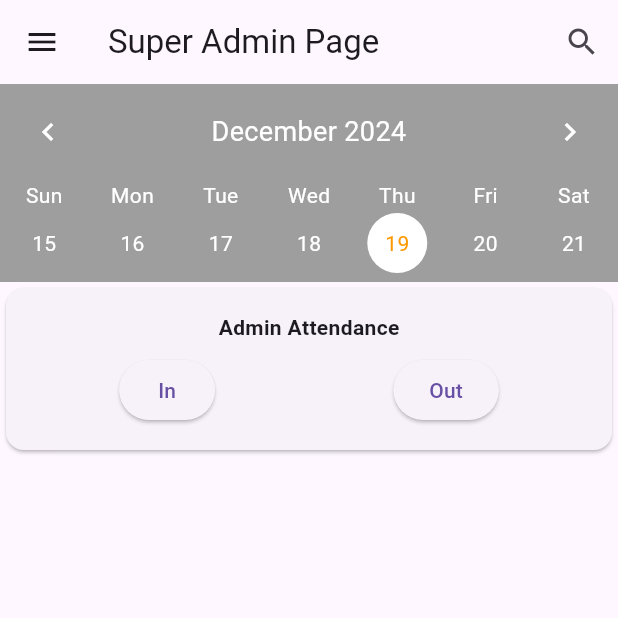
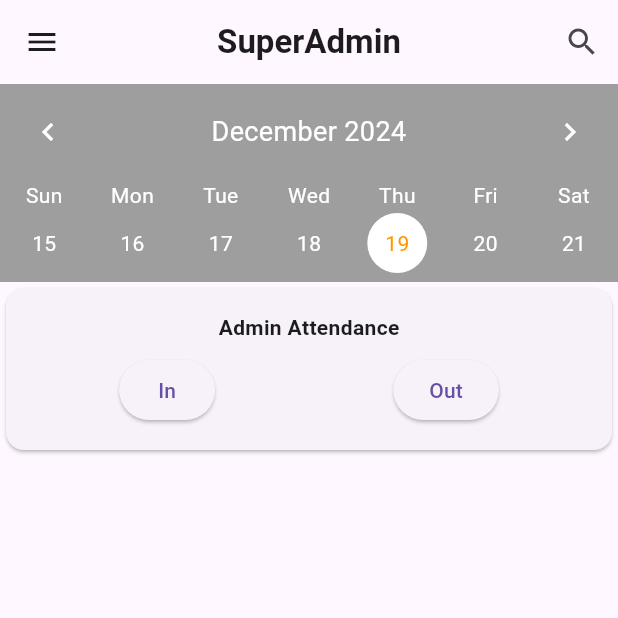
Before and after one commit to toalhussein/attend_sys, a Flutter app: the SuperAdminPage screen opened directly, in the side drawer, after a tap on the "search" icon, on a phone screen of 412 x 824 dp, the top half of it. Run offline on Flutter 3.47's test engine with Material 3 defaults, Android fonts, the phone set to English and light mode, and no system bars; drawn by our look-alikes of table_calendar; our stand-ins replace awesome_snackbar_content, cloud_firestore, date_format, firebase_core, flutter_bloc, fluttertoast and 3 more; accounts and stored records are empty.

Commit message:
super Admin Done

```diff
--- a/lib/core/widgets/custom_logout_icon.dart
+++ b/lib/core/widgets/custom_logout_icon.dart
@@ -1,21 +1,21 @@
+import 'package:attend_sys/features/super_admin_feature/views/widgets/custom_navigation_tile.dart';
+import 'package:attend_sys/main.dart';
 import 'package:flutter/material.dart';
-import 'package:shared_preferences/shared_preferences.dart';
-
 import '../../features/login_feature/presentation/views/login_view.dart';
 
-class CustomLogoutIcon extends StatelessWidget {
-  const CustomLogoutIcon({
+class CustomLogoutButton extends StatelessWidget {
+  const CustomLogoutButton({
     super.key,
   });
 
   @override
   Widget build(BuildContext context) {
-    return IconButton(
-      icon: const Icon(Icons.login),
-      onPressed: () async {
-        SharedPreferences pref = await SharedPreferences.getInstance();
-        pref.remove('id');
-        pref.remove('role');
+    return CustomNavigationTile(
+      title: 'Logout',
+      icon: Icons.logout,
+      onTap: () {
+        LocalStorage.userData.remove('id');
+        LocalStorage.userData.remove('role');
         Navigator.pushReplacement(
           context,
           MaterialPageRoute(builder: (context) => const LoginPage()),
--- a/lib/features/admin_feature/presentation/views/admin_view.dart
+++ b/lib/features/admin_feature/presentation/views/admin_view.dart
@@ -24,7 +24,7 @@ class _AdminPageState extends State<AdminPage> {
         title: 'Admin Page',
         actions: [
           SearchButton(),
-          CustomLogoutIcon(),
+          CustomLogoutButton(),
         ],
       ),
       body: Column(
--- a/lib/features/admin_feature/presentation/views/widgets/users_list.dart
+++ b/lib/features/admin_feature/presentation/views/widgets/users_list.dart
@@ -14,9 +14,9 @@ class UsersList extends StatelessWidget {
 
   @override
   Widget build(BuildContext context) {
-    final FirebaseFirestore _firestore = FirebaseFirestore.instance;
+    final FirebaseFirestore firestore = FirebaseFirestore.instance;
     return StreamBuilder(
-      stream: _firestore.collection('users').snapshots(),
+      stream: firestore.collection('users').snapshots(),
       builder: (context, users) {
         if (!users.hasData) {
           return const Center(child: Text('Loading'));
@@ -30,7 +30,7 @@ class UsersList extends StatelessWidget {
                 itemCount: users.data!.docs.length,
                 itemBuilder: (context, index) {
                   return StreamBuilder(
-                    stream: getRecordsStream(_firestore, users, index, value),
+                    stream: getRecordsStream(firestore, users, index, value),
                     builder: (context, snapshot) {
                       if (snapshot.hasError) {
                         return Center(child: Text('Error data'));
@@ -87,11 +87,11 @@ class UsersList extends StatelessWidget {
   }
 
   Stream<DocumentSnapshot<Map<String, dynamic>>> getRecordsStream(
-      FirebaseFirestore _firestore,
+      FirebaseFirestore firestore,
       AsyncSnapshot<QuerySnapshot<Map<String, dynamic>>> users,
       int index,
       DateTime value) {
-    return _firestore
+    return firestore
         .collection('users')
         .doc(users.data!.docs[index].id)
         .collection('records')
--- a/lib/features/super_admin_feature/views/super_admin.dart
+++ b/lib/features/super_admin_feature/views/super_admin.dart
@@ -1,11 +1,7 @@
-// ignore_for_file: library_private_types_in_public_api
-
 import 'package:attend_sys/features/admin_feature/presentation/views/widgets/table_calender.dart';
 import 'package:attend_sys/features/super_admin_feature/views/widgets/super_admin_app_bar.dart';
 import 'package:attend_sys/features/super_admin_feature/views/widgets/super_admin_drawer.dart';
 import 'package:flutter/material.dart';
-import 'package:cloud_firestore/cloud_firestore.dart';
-
 import '../../admin_feature/presentation/views/widgets/admin_attendance_button.dart';
 import '../../admin_feature/presentation/views/widgets/users_list.dart';
 
@@ -14,16 +10,14 @@ class SuperAdminPage extends StatelessWidget {
 
   @override
   Widget build(BuildContext context) {
-    return Scaffold(
-      appBar: const SuperAdminAppBar(),
-      drawer: const SuperAdminDrawer(),
+    return const Scaffold(
+      appBar: SuperAdminAppBar(),
+      drawer: SuperAdminDrawer(),
       body: Column(
         children: [
-          const CustomTableCalender(),
-          const AdminAttendanceButton(),
-          Expanded(
-            child: UsersList(),
-          ),
+          CustomTableCalender(),
+          AdminAttendanceButton(),
+          Expanded(child: UsersList()),
         ],
       ),
     );
--- a/lib/features/super_admin_feature/views/widgets/create_user.dart
+++ b/lib/features/super_admin_feature/views/widgets/create_user.dart
@@ -8,7 +8,7 @@ class CreateUserPage extends StatefulWidget {
   const CreateUserPage({super.key});
 
   @override
-  _CreateUserPageState createState() => _CreateUserPageState();
+  State<CreateUserPage> createState() => _CreateUserPageState();
 }
 
 class _CreateUserPageState extends State<CreateUserPage> {
@@ -108,5 +108,4 @@ class _CreateUserPageState extends State<CreateUserPage> {
       ),
     );
   }
-
 }
--- a/lib/features/super_admin_feature/views/widgets/custom_delete_create_user.dart
+++ b/lib/features/super_admin_feature/views/widgets/custom_delete_create_user.dart
@@ -15,7 +15,9 @@ class CustomDeleteAndCrateUserButton extends StatelessWidget {
       onTap: () {
         Navigator.push(
           context,
-          MaterialPageRoute(builder: (context) => CreateUserPage()),
+          MaterialPageRoute(
+            builder: (context) => const CreateUserPage(),
+          ),
         );
       },
     );
--- a/lib/features/super_admin_feature/views/widgets/custom_navigation_tile.dart
+++ b/lib/features/super_admin_feature/views/widgets/custom_navigation_tile.dart
@@ -5,13 +5,15 @@ import 'package:flutter/material.dart';
 class CustomNavigationTile extends StatelessWidget {
   final String title;
   final IconData icon;
-  final Widget page;
+  final Widget? page;
+  final void Function()? onTap;
 
   const CustomNavigationTile({
     super.key,
     required this.title,
     required this.icon,
-    required this.page,
+    this.onTap,
+    this.page,
   });
 
   @override
@@ -19,12 +21,13 @@ class CustomNavigationTile extends StatelessWidget {
     return ListTile(
       leading: Icon(icon),
       title: Text(title),
-      onTap: () {
-        Navigator.push(
-          context,
-          MaterialPageRoute(builder: (context) => page),
-        );
-      },
+      onTap: onTap ??
+          () {
+            Navigator.push(
+              context,
+              MaterialPageRoute(builder: (context) => page!),
+            );
+          },
     );
   }
 }
--- a/lib/features/super_admin_feature/views/widgets/delete_user.dart
+++ b/lib/features/super_admin_feature/views/widgets/delete_user.dart
@@ -6,7 +6,7 @@ class DeleteUserPage extends StatefulWidget {
   const DeleteUserPage({super.key});
 
   @override
-  _DeleteUserPageState createState() => _DeleteUserPageState();
+  State<DeleteUserPage> createState() => _DeleteUserPageState();
 }
 
 class _DeleteUserPageState extends State<DeleteUserPage> {
--- a/lib/features/super_admin_feature/views/widgets/super_admin_app_bar.dart
+++ b/lib/features/super_admin_feature/views/widgets/super_admin_app_bar.dart
@@ -1,6 +1,5 @@
-// ignore_for_file: library_private_types_in_public_api
-
-import 'package:attend_sys/features/admin_feature/presentation/views/widgets/user_search_delegate.dart';
+import 'package:attend_sys/core/widgets/custom_app_bar.dart';
+import 'package:attend_sys/core/widgets/search_button.dart';
 import 'package:flutter/material.dart';
 
 class SuperAdminAppBar extends StatelessWidget implements PreferredSizeWidget {
@@ -8,15 +7,10 @@ class SuperAdminAppBar extends StatelessWidget implements PreferredSizeWidget {
 
   @override
   Widget build(BuildContext context) {
-    return AppBar(
-      title: const Text('Super Admin Page'),
+    return const CustomAppBar(
+      title: 'SuperAdmin',
       actions: [
-        IconButton(
-          onPressed: () {
-            showSearch(context: context, delegate: UserSearchDelegate());
-          },
-          icon: const Icon(Icons.search),
-        ),
+        SearchButton(),
       ],
     );
   }
--- a/lib/features/super_admin_feature/views/widgets/super_admin_drawer.dart
+++ b/lib/features/super_admin_feature/views/widgets/super_admin_drawer.dart
@@ -1,7 +1,4 @@
-// ignore_for_file: library_private_types_in_public_api
-
 import 'package:attend_sys/core/widgets/custom_logout_icon.dart';
-import 'package:attend_sys/features/super_admin_feature/views/super_admin.dart';
 import 'package:attend_sys/features/super_admin_feature/views/widgets/create_user.dart';
 import 'package:attend_sys/features/super_admin_feature/views/widgets/custom_navigation_tile.dart';
 import 'package:attend_sys/features/super_admin_feature/views/widgets/delete_user.dart';
@@ -37,34 +34,35 @@ class SuperAdminDrawer extends StatelessWidget {
             icon: Icons.delete,
             page: DeleteUserPage(),
           ),
-          ListTile(
-            leading: const Icon(Icons.analytics),
-            title: const Text('Analysis Sheet'),
-            onTap: () {
-              showDialog(
+          CustomNavigationTile(
+            title: 'Analysis Sheet',
+            icon: Icons.analytics,
+            onTap: () async {
+              await showDialog(
                 context: context,
                 builder: (context) => const FeatureNotAvailableDialog(),
               );
             },
           ),
-          ListTile(
-            leading: const Icon(Icons.person),
-            title: const Text('User Details'),
-            onTap: () {
-              Navigator.push(
+          CustomNavigationTile(
+            title: 'User Details',
+            icon: Icons.person,
+            onTap: () async {
+              await Navigator.push(
                 context,
                 MaterialPageRoute(
-                    builder: (context) => UserDetailsPage(
-                          name: 'name',
-                          workId: 'work_id',
-                          role: 'role',
-                          residenceCity: 'residence_city',
-                          workCity: 'work_city',
-                        )),
+                  builder: (context) => const UserDetailsPage(
+                    name: 'name',
+                    workId: 'work_id',
+                    role: 'role',
+                    residenceCity: 'residence_city',
+                    workCity: 'work_city',
+                  ),
+                ),
               );
             },
           ),
-          const CustomLogoutIcon(),
+          const CustomLogoutButton(),
         ],
       ),
     );
```
